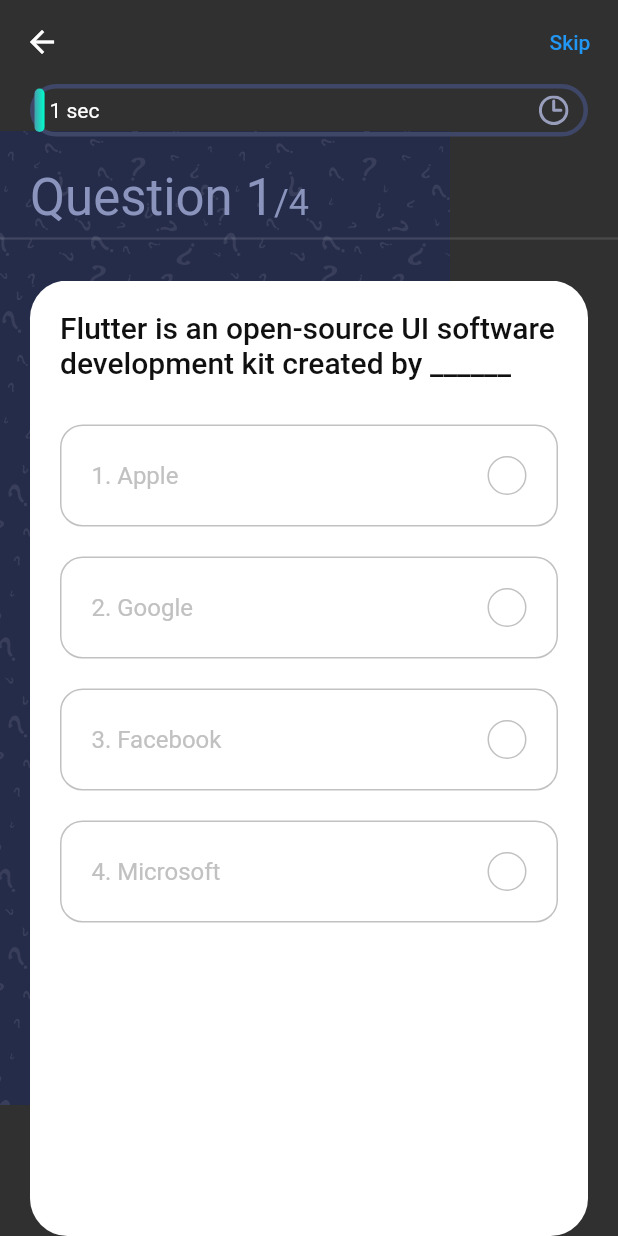
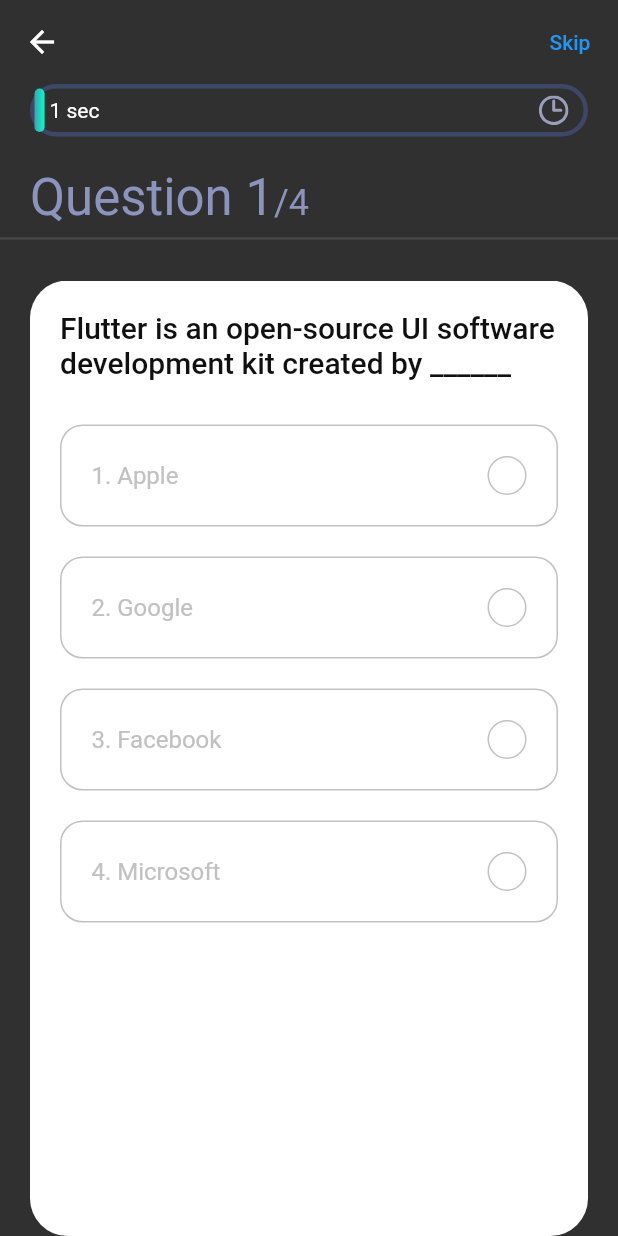
Before and after one commit to jiho5993/hi-flutter, a Flutter app: the screen it shows after launch, after a tap on "Lets Start Quiz", on a phone screen of 412 x 824 dp. Run offline on Flutter 3.47's test engine with Material 2 defaults, Android fonts, the phone set to English and light mode, and no system bars; our stand-ins replace flutter_svg, get.

Commit message:
배경이미지 삭제

```diff
--- a/lib/main.dart
+++ b/lib/main.dart
@@ -1,7 +1,5 @@
 import 'package:flutter/material.dart';
 import 'package:get/get_navigation/src/root/get_material_app.dart';
-import 'package:quiz_app/screens/quiz/quiz_screen.dart';
-import 'package:quiz_app/screens/score/score_screen.dart';
 import 'package:quiz_app/screens/welcome/welcome_screen.dart';
 
 void main() {
--- a/lib/screens/quiz/components/body.dart
+++ b/lib/screens/quiz/components/body.dart
@@ -1,5 +1,4 @@
 import 'package:flutter/material.dart';
-import 'package:flutter_svg/svg.dart';
 import 'package:get/get.dart';
 import 'package:quiz_app/constants.dart';
 import 'package:quiz_app/controllers/question_controller.dart';
@@ -18,7 +17,6 @@ class Body extends StatelessWidget {
     QuestionController _questionController = Get.put(QuestionController());
     return Stack(
       children: [
-        SvgPicture.asset("assets/icons/bg.svg", height: 1000, width: 300),
         SafeArea(
           child: Column(
             crossAxisAlignment: CrossAxisAlignment.start,
--- a/lib/screens/quiz/components/option.dart
+++ b/lib/screens/quiz/components/option.dart
@@ -1,6 +1,5 @@
 import 'package:flutter/material.dart';
 import 'package:get/get_state_manager/get_state_manager.dart';
-import 'package:get/route_manager.dart';
 import 'package:quiz_app/controllers/question_controller.dart';
 
 import '../../../constants.dart';
--- a/lib/screens/score/score_screen.dart
+++ b/lib/screens/score/score_screen.dart
@@ -1,5 +1,4 @@
 import 'package:flutter/material.dart';
-import 'package:flutter_svg/flutter_svg.dart';
 import 'package:get/get.dart';
 import 'package:quiz_app/constants.dart';
 import 'package:quiz_app/controllers/question_controller.dart';
@@ -12,7 +11,6 @@ class ScoreScreen extends StatelessWidget {
       body: Stack(
         fit: StackFit.expand,
         children: [
-          SvgPicture.asset("assets/icons/bg.svg", height: 1000, width: 30),
           Column(
             children: [
               Spacer(flex: 3),
--- a/lib/screens/welcome/welcome_screen.dart
+++ b/lib/screens/welcome/welcome_screen.dart
@@ -1,5 +1,4 @@
 import 'package:flutter/material.dart';
-import 'package:flutter_svg/svg.dart';
 import 'package:get/get.dart';
 import 'package:quiz_app/constants.dart';
 import 'package:quiz_app/screens/quiz/quiz_screen.dart';
@@ -10,7 +9,6 @@ class WelcomeScreen extends StatelessWidget {
     return Scaffold(
       body: Stack(
         children: [
-          SvgPicture.asset("assets/icons/bg.svg", height: 1000, width: 30,),
           SafeArea(
             child: Padding(
               padding: const EdgeInsets.symmetric(horizontal: kDefaultPadding),
```
Also changed, not shown: 2 other files.
